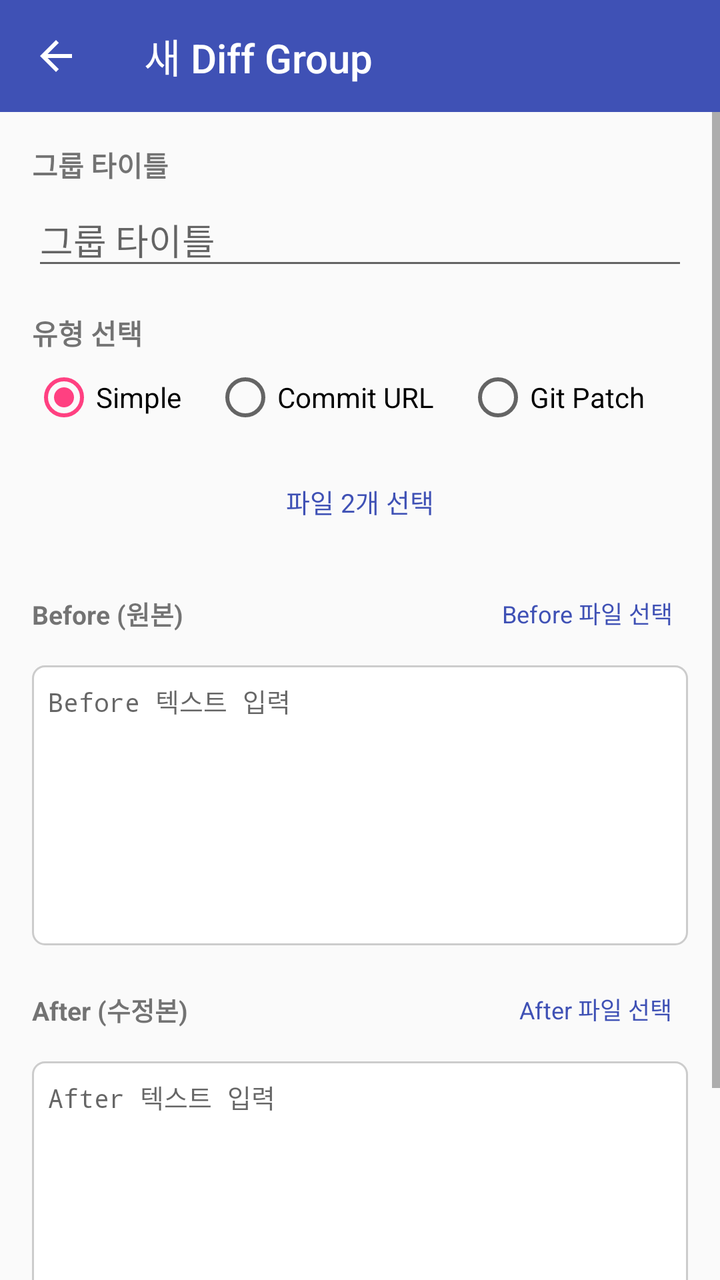
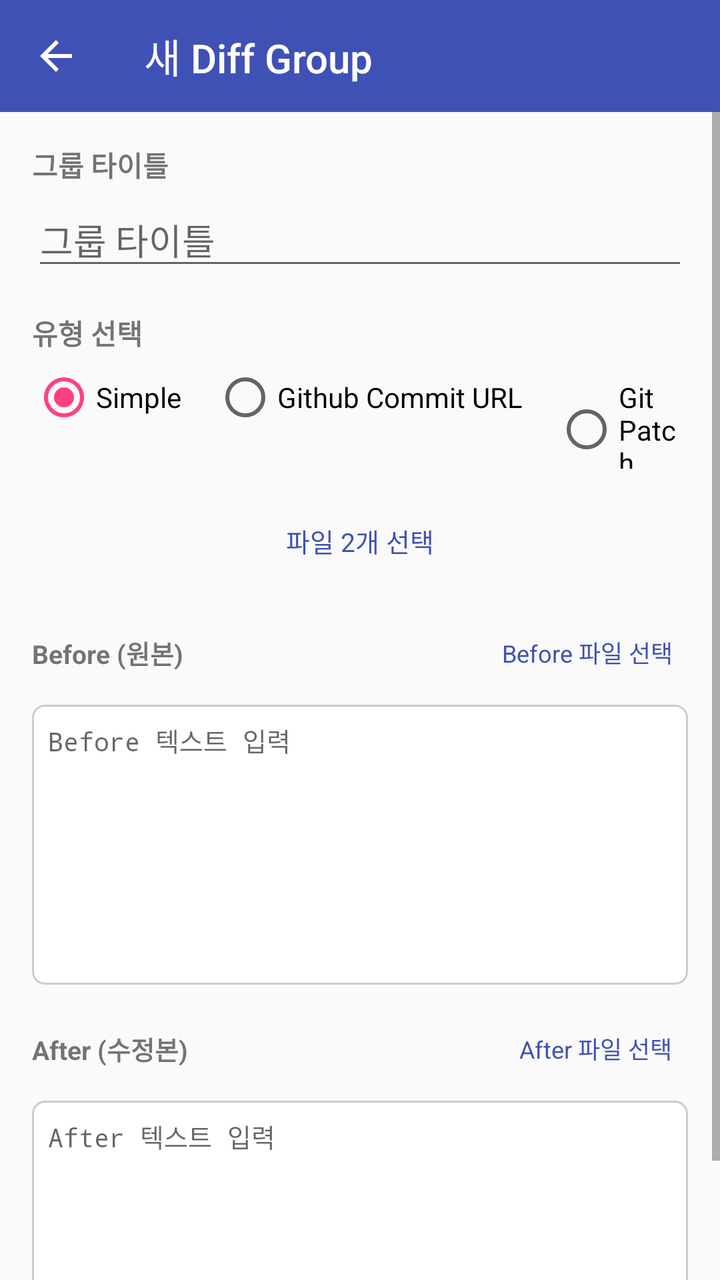

An Android layout rendered at two revisions. The XML below is the earlier revision; the diff shows what the commit changed to produce the second picture.
<!-- AndroidManifest.xml: application theme Theme.SplitDiff -->
<!-- res/layout/fragment_enter_diff_group.xml -->
<?xml version="1.0" encoding="utf-8"?>
<LinearLayout xmlns:android="http://schemas.android.com/apk/res/android"
    xmlns:app="http://schemas.android.com/apk/res-auto"
    android:layout_width="match_parent"
    android:layout_height="match_parent"
    android:orientation="vertical"
    android:background="?android:colorBackground"
    android:clickable="true"
    android:focusable="true">

    <androidx.appcompat.widget.Toolbar
        android:id="@+id/toolbar"
        android:layout_width="match_parent"
        android:layout_height="?attr/actionBarSize"
        android:background="?attr/colorPrimary"
        android:theme="@style/ThemeOverlay.AppCompat.Dark.ActionBar"
        app:title="@string/title_enter_diff_group"
        app:titleTextColor="@android:color/white"
        app:navigationIcon="@drawable/ic_arrow_back" />

    <ScrollView
        android:layout_width="match_parent"
        android:layout_height="0dp"
        android:layout_weight="1"
        android:fillViewport="true">

        <LinearLayout
            android:layout_width="match_parent"
            android:layout_height="wrap_content"
            android:orientation="vertical"
            android:padding="16dp">

            <TextView
                android:layout_width="wrap_content"
                android:layout_height="wrap_content"
                android:text="@string/hint_group_title"
                android:textStyle="bold"
                android:textSize="14sp" />

            <EditText
                android:id="@+id/etGroupTitle"
                android:layout_width="match_parent"
                android:layout_height="wrap_content"
                android:layout_marginTop="4dp"
                android:hint="@string/hint_group_title"
                android:singleLine="true" />

            <TextView
                android:layout_width="wrap_content"
                android:layout_height="wrap_content"
                android:layout_marginTop="16dp"
                android:text="유형 선택"
                android:textStyle="bold"
                android:textSize="14sp" />

            <RadioGroup
                android:id="@+id/rgType"
                android:layout_width="match_parent"
                android:layout_height="wrap_content"
                android:layout_marginTop="6dp"
                android:orientation="horizontal">

                <RadioButton
                    android:id="@+id/rbSimple"
                    android:layout_width="wrap_content"
                    android:layout_height="wrap_content"
                    android:text="@string/tab_simple"
                    android:checked="true" />

                <RadioButton
                    android:id="@+id/rbCommitUrl"
                    android:layout_width="wrap_content"
                    android:layout_height="wrap_content"
                    android:layout_marginStart="16dp"
                    android:text="@string/tab_commit_url" />

                <RadioButton
                    android:id="@+id/rbGitPatch"
                    android:layout_width="wrap_content"
                    android:layout_height="wrap_content"
                    android:layout_marginStart="16dp"
                    android:text="@string/tab_git_patch" />
            </RadioGroup>

            
            <LinearLayout
                android:id="@+id/llSimpleLayout"
                android:layout_width="match_parent"
                android:layout_height="wrap_content"
                android:layout_marginTop="12dp"
                android:orientation="vertical">

                <Button
                    android:id="@+id/btnPickTwoFilesSimple"
                    style="@style/App.Button.OutlinedButton"
                    android:layout_width="match_parent"
                    android:layout_height="wrap_content"
                    android:layout_marginBottom="8dp"
                    android:text="@string/btn_pick_two_files"
                    android:textSize="13sp" />

                <LinearLayout
                    android:layout_width="match_parent"
                    android:layout_height="wrap_content"
                    android:orientation="horizontal"
                    android:gravity="center_vertical">

                    <TextView
                        android:layout_width="0dp"
                        android:layout_weight="1"
                        android:layout_height="wrap_content"
                        android:text="@string/label_before"
                        android:textStyle="bold"
                        android:textSize="13sp" />

                    <Button
                        android:id="@+id/btnPickBeforeFile"
                        style="@style/App.Button.TextButton"
                        android:layout_width="wrap_content"
                        android:layout_height="wrap_content"
                        android:text="@string/btn_pick_before_file"
                        android:textSize="12sp" />
                </LinearLayout>

                <EditText
                    android:id="@+id/etSimpleBefore"
                    android:layout_width="match_parent"
                    android:layout_height="140dp"
                    android:layout_marginTop="2dp"
                    android:hint="@string/hint_before_text"
                    android:gravity="top|start"
                    android:textSize="13sp"
                    android:fontFamily="monospace"
                    android:background="@drawable/bg_edit_box"
                    android:padding="8dp" />

                <LinearLayout
                    android:layout_width="match_parent"
                    android:layout_height="wrap_content"
                    android:layout_marginTop="8dp"
                    android:orientation="horizontal"
                    android:gravity="center_vertical">

                    <TextView
                        android:layout_width="0dp"
                        android:layout_weight="1"
                        android:layout_height="wrap_content"
                        android:text="@string/label_after"
                        android:textStyle="bold"
                        android:textSize="13sp" />

                    <Button
                        android:id="@+id/btnPickAfterFile"
                        style="@style/App.Button.TextButton"
                        android:layout_width="wrap_content"
                        android:layout_height="wrap_content"
                        android:text="@string/btn_pick_after_file"
                        android:textSize="12sp" />
                </LinearLayout>

                <EditText
                    android:id="@+id/etSimpleAfter"
                    android:layout_width="match_parent"
                    android:layout_height="140dp"
                    android:layout_marginTop="2dp"
                    android:hint="@string/hint_after_text"
                    android:gravity="top|start"
                    android:textSize="13sp"
                    android:fontFamily="monospace"
                    android:background="@drawable/bg_edit_box"
                    android:padding="8dp" />
            </LinearLayout>

            
            <LinearLayout
                android:id="@+id/llCommitUrlLayout"
                android:layout_width="match_parent"
                android:layout_height="wrap_content"
                android:layout_marginTop="12dp"
                android:orientation="vertical"
                android:visibility="gone">

                <TextView
                    android:layout_width="wrap_content"
                    android:layout_height="wrap_content"
                    android:text="@string/hint_commit_url"
                    android:textStyle="bold"
                    android:textSize="13sp" />

                <EditText
                    android:id="@+id/etCommitUrl"
                    android:layout_width="match_parent"
                    android:layout_height="wrap_content"
                    android:layout_marginTop="4dp"
                    android:text="https://github.com/dajkim76/Simple-Music-Player/commit/891dd9032fb7b6264563c67722b91f9d77beaba5"
                    android:hint="https://github.com/owner/repo/commit/sha"
                    android:singleLine="true"
                    android:textSize="13sp" />
            </LinearLayout>

            
            <LinearLayout
                android:id="@+id/llGitPatchLayout"
                android:layout_width="match_parent"
                android:layout_height="wrap_content"
                android:layout_marginTop="12dp"
                android:orientation="vertical"
                android:visibility="gone">

                <LinearLayout
                    android:layout_width="match_parent"
                    android:layout_height="wrap_content"
                    android:orientation="horizontal"
                    android:gravity="center_vertical">

                    <TextView
                        android:layout_width="0dp"
                        android:layout_weight="1"
                        android:layout_height="wrap_content"
                        android:text="@string/hint_git_patch"
                        android:textStyle="bold"
                        android:textSize="13sp" />

                    <Button
                        android:id="@+id/btnPickPatchFile"
                        style="@style/App.Button.OutlinedButton"
                        android:layout_width="wrap_content"
                        android:layout_height="wrap_content"
                        android:text="@string/btn_pick_file"
                        android:textSize="12sp" />
                </LinearLayout>

                <EditText
                    android:id="@+id/etGitPatch"
                    android:layout_width="match_parent"
                    android:layout_height="220dp"
                    android:layout_marginTop="4dp"
                    android:hint="diff --git a/file b/file\n..."
                    android:gravity="top|start"
                    android:textSize="12sp"
                    android:fontFamily="monospace"
                    android:background="@drawable/bg_edit_box"
                    android:padding="8dp" />
            </LinearLayout>

            <ProgressBar
                android:id="@+id/progressBar"
                android:layout_width="wrap_content"
                android:layout_height="wrap_content"
                android:layout_gravity="center"
                android:layout_marginTop="16dp"
                android:visibility="gone" />

            <Button
                android:id="@+id/btnCompare"
                android:layout_width="match_parent"
                android:layout_height="48dp"
                android:layout_marginTop="20dp"
                android:text="@string/btn_compare"
                android:textSize="16sp" />

        </LinearLayout>
    </ScrollView>

</LinearLayout>
<!-- resources referenced by this layout -->
<resources>
  <!-- drawable bg_edit_box (drawable) -->
  <?xml version="1.0" encoding="utf-8"?>
  <shape xmlns:android="http://schemas.android.com/apk/res/android"
      android:shape="rectangle">
      <solid android:color="@color/edit_box_bg" />
      <stroke
          android:width="1dp"
          android:color="@color/edit_box_stroke" />
      <corners android:radius="6dp" />
  </shape>
  <!-- drawable ic_arrow_back (drawable) -->
  <vector xmlns:android="http://schemas.android.com/apk/res/android"
      android:width="24dp"
      android:height="24dp"
      android:viewportWidth="24"
      android:viewportHeight="24">
      <path
          android:fillColor="#FFFFFFFF"
          android:pathData="M20,11H7.83l5.59,-5.59L12,4l-8,8 8,8 1.41,-1.41L7.83,13H20v-2z"/>
  </vector>
  <string name="btn_compare">비교</string>
  <string name="btn_pick_after_file">After 파일 선택</string>
  <string name="btn_pick_before_file">Before 파일 선택</string>
  <string name="btn_pick_file">파일 선택</string>
  <string name="btn_pick_two_files">파일 2개 선택</string>
  <string name="hint_after_text">After 텍스트 입력</string>
  <string name="hint_before_text">Before 텍스트 입력</string>
  <string name="hint_commit_url">GitHub Commit URL</string>
  <string name="hint_git_patch">Git Patch 텍스트 입력</string>
  <string name="hint_group_title">그룹 타이틀</string>
  <string name="label_after">After (수정본)</string>
  <string name="label_before">Before (원본)</string>
  <string name="tab_commit_url">Commit URL</string>
  <string name="tab_git_patch">Git Patch</string>
  <string name="tab_simple">Simple</string>
  <string name="title_enter_diff_group">새 Diff Group</string>
  <style name="App.Button.OutlinedButton" parent="Widget.MaterialComponents.Button.OutlinedButton">
          <item name="android:textColor">@color/button_text_color</item>
          <item name="iconTint">@color/button_text_color</item>
          <item name="strokeColor">@color/button_text_color</item>
      </style>
  <style name="App.Button.TextButton" parent="Widget.MaterialComponents.Button.TextButton">
          <item name="android:textColor">@color/button_text_color</item>
          <item name="iconTint">@color/button_text_color</item>
      </style>
  <style name="Theme.SplitDiff" parent="Theme.AppCompat.DayNight.NoActionBar">
          <item name="colorPrimary">@color/colorPrimary</item>
          <item name="colorPrimaryDark">@color/colorPrimaryDark</item>
          <item name="colorAccent">@color/colorAccent</item>
      </style>
  <color name="edit_box_bg">#FFFFFF</color>
  <color name="edit_box_stroke">#CCCCCC</color>
  <color name="button_text_color">#3F51B5</color>
  <color name="colorPrimary">#3F51B5</color>
  <color name="colorPrimaryDark">#303F9F</color>
  <color name="colorAccent">#FF4081</color>
</resources>

<!-- the commit's change to res/layout/fragment_enter_diff_group.xml (unified diff, before → after) -->
@@ -26,7 +26,7 @@
 
         <LinearLayout
             android:layout_width="match_parent"
-            android:layout_height="wrap_content"
+            android:layout_height="match_parent"
             android:orientation="vertical"
             android:padding="16dp">
 
@@ -86,7 +86,8 @@
             <LinearLayout
                 android:id="@+id/llSimpleLayout"
                 android:layout_width="match_parent"
-                android:layout_height="wrap_content"
+                android:layout_height="0dp"
+                android:layout_weight="1"
                 android:layout_marginTop="12dp"
                 android:orientation="vertical">
 
@@ -125,7 +126,9 @@
                 <EditText
                     android:id="@+id/etSimpleBefore"
                     android:layout_width="match_parent"
-                    android:layout_height="140dp"
+                    android:layout_height="0dp"
+                    android:layout_weight="1"
+                    android:minHeight="140dp"
                     android:layout_marginTop="2dp"
                     android:hint="@string/hint_before_text"
                     android:gravity="top|start"
@@ -161,7 +164,9 @@
                 <EditText
                     android:id="@+id/etSimpleAfter"
                     android:layout_width="match_parent"
-                    android:layout_height="140dp"
+                    android:layout_height="0dp"
+                    android:layout_weight="1"
+                    android:minHeight="140dp"
                     android:layout_marginTop="2dp"
                     android:hint="@string/hint_after_text"
                     android:gravity="top|start"
@@ -202,7 +207,8 @@
             <LinearLayout
                 android:id="@+id/llGitPatchLayout"
                 android:layout_width="match_parent"
-                android:layout_height="wrap_content"
+                android:layout_height="0dp"
+                android:layout_weight="1"
                 android:layout_marginTop="12dp"
                 android:orientation="vertical"
                 android:visibility="gone">
@@ -233,7 +239,9 @@
                 <EditText
                     android:id="@+id/etGitPatch"
                     android:layout_width="match_parent"
-                    android:layout_height="220dp"
+                    android:layout_height="0dp"
+                    android:layout_weight="1"
+                    android:minHeight="220dp"
                     android:layout_marginTop="4dp"
                     android:hint="diff --git a/file b/file\n..."
                     android:gravity="top|start"
@@ -251,14 +259,6 @@
                 android:layout_marginTop="16dp"
                 android:visibility="gone" />
 
-            <Button
-                android:id="@+id/btnCompare"
-                android:layout_width="match_parent"
-                android:layout_height="48dp"
-                android:layout_marginTop="20dp"
-                android:text="@string/btn_compare"
-                android:textSize="16sp" />
-
         </LinearLayout>
     </ScrollView>
 
<!-- resource entries referenced after the edit -->
@@ -20,7 +20,6 @@
           android:fillColor="#FFFFFFFF"
           android:pathData="M20,11H7.83l5.59,-5.59L12,4l-8,8 8,8 1.41,-1.41L7.83,13H20v-2z"/>
   </vector>
-  <string name="btn_compare">비교</string>
   <string name="btn_pick_after_file">After 파일 선택</string>
   <string name="btn_pick_before_file">Before 파일 선택</string>
   <string name="btn_pick_file">파일 선택</string>
@@ -32,7 +31,7 @@
   <string name="hint_group_title">그룹 타이틀</string>
   <string name="label_after">After (수정본)</string>
   <string name="label_before">Before (원본)</string>
-  <string name="tab_commit_url">Commit URL</string>
+  <string name="tab_commit_url">Github Commit URL</string>
   <string name="tab_git_patch">Git Patch</string>
   <string name="tab_simple">Simple</string>
   <string name="title_enter_diff_group">새 Diff Group</string>
